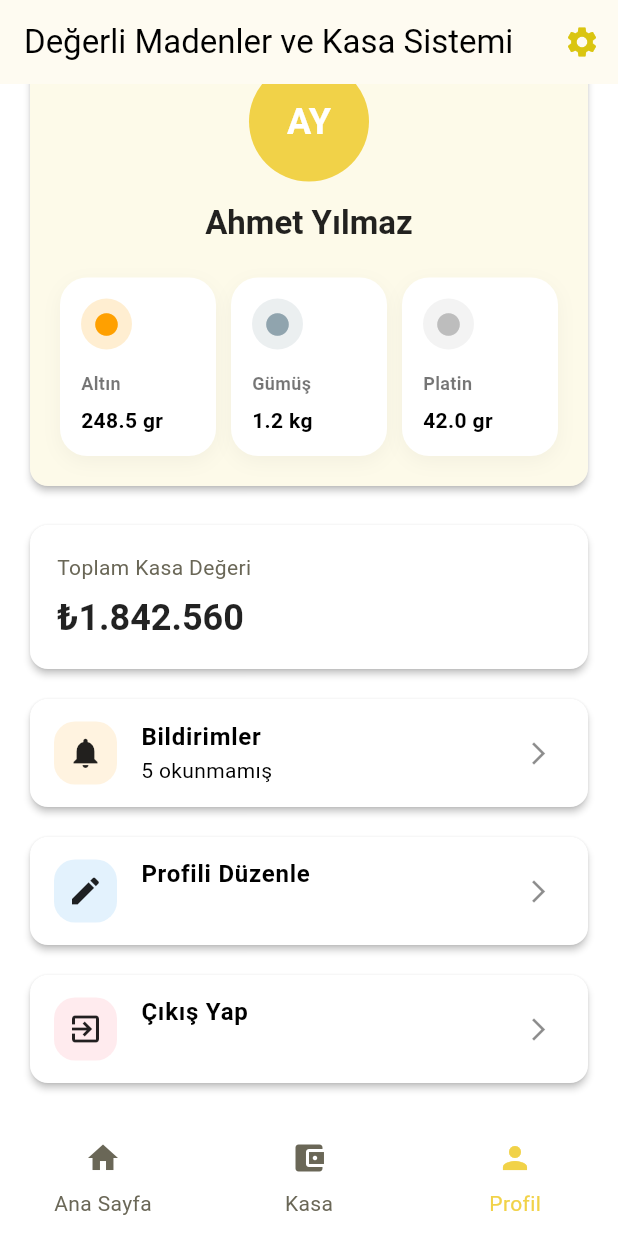
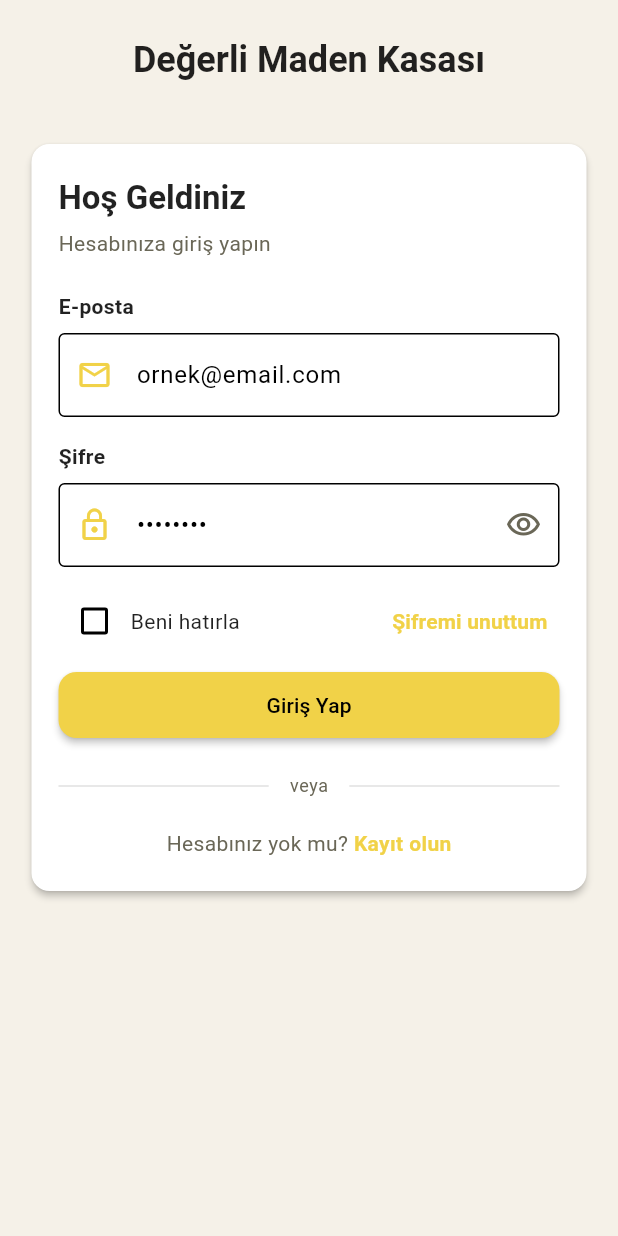
Before and after one commit to effsanur/madenler_kasa_sistemi, a Flutter app: the ProfilView screen opened by its route, scrolled down 63 dp, after a tap on "Çıkış Yap", on a phone screen of 412 x 824 dp. Run offline on Flutter 3.47's test engine with Material 3 defaults, Android fonts, the phone set to English and light mode, and no system bars; our stand-ins replace go_router.

Commit message:
Giriş ve Kayıt sayfaları oluşturuldu

```diff
--- a/lib/app/router.dart
+++ b/lib/app/router.dart
@@ -2,7 +2,9 @@ import 'package:flutter/material.dart';
 import 'package:go_router/go_router.dart';
 import 'package:madenler_kasa_sistemi/views/app_view.dart';
 import 'package:madenler_kasa_sistemi/views/anasayfa_view/anasayfa_view.dart';
+import 'package:madenler_kasa_sistemi/views/giris_view/giris_view.dart';
 import 'package:madenler_kasa_sistemi/views/kasa_view/kasa_view.dart';
+import 'package:madenler_kasa_sistemi/views/kayit_view/kayit_view.dart';
 import 'package:madenler_kasa_sistemi/views/profil_view/profil_view.dart';
 
 final _routerKey = GlobalKey<NavigatorState>();
@@ -13,12 +15,22 @@ class AppRoute {
   static const String anasayfa = '/';
   static const String kasa = '/kasa';
   static const String profil = '/profil';
+  static const String giris = '/giris';
+  static const String kayit = '/kayit';
 }
 
 final GoRouter router = GoRouter(
   navigatorKey: _routerKey,
   initialLocation: AppRoute.anasayfa,
   routes: [
+    GoRoute(
+      path: AppRoute.giris,
+      builder: (context, state) => const GirisView(),
+    ),
+    GoRoute(
+      path: AppRoute.kayit,
+      builder: (context, state) => const KayitView(),
+    ),
     StatefulShellRoute.indexedStack(
       builder: (context, state, navigationShell) =>
           AppView(navigationShell: navigationShell),
--- /dev/null
+++ b/lib/views/giris_view/giris_view.dart
@@ -0,0 +1,293 @@
+import 'package:flutter/material.dart';
+import 'package:go_router/go_router.dart';
+import 'package:madenler_kasa_sistemi/app/router.dart';
+
+class GirisView extends StatefulWidget {
+  const GirisView({super.key});
+
+  @override
+  State<GirisView> createState() => _GirisViewState();
+}
+
+class _GirisViewState extends State<GirisView> {
+  static const Color _beigeBackground = Color(0xFFF5F1E8);
+
+  final _formKey = GlobalKey<FormState>();
+  final _emailController = TextEditingController();
+  final _passwordController = TextEditingController();
+  bool _obscurePassword = true;
+  bool _rememberMe = false;
+
+  @override
+  void dispose() {
+    _emailController.dispose();
+    _passwordController.dispose();
+    super.dispose();
+  }
+
+  InputDecoration _fieldDecoration({
+    String? hintText,
+    Widget? suffixIcon,
+  }) {
+    return InputDecoration(
+      hintText: hintText,
+      border: const OutlineInputBorder(),
+      prefixIconConstraints: const BoxConstraints(minWidth: 48),
+      suffixIcon: suffixIcon,
+      suffixIconConstraints: const BoxConstraints(minHeight: 48),
+    );
+  }
+
+  @override
+  Widget build(BuildContext context) {
+    final theme = Theme.of(context);
+    final primary = theme.colorScheme.primary;
+    final tertiary = theme.colorScheme.tertiary;
+    final labelStyle = theme.textTheme.bodyMedium?.copyWith(
+      fontWeight: FontWeight.w600,
+      color: Colors.black87,
+    );
+
+    return Scaffold(
+      backgroundColor: _beigeBackground,
+      body: SafeArea(
+        child: SingleChildScrollView(
+          padding: const EdgeInsets.symmetric(horizontal: 17, vertical: 16),
+          child: Form(
+            key: _formKey,
+            child: Column(
+              crossAxisAlignment: CrossAxisAlignment.stretch,
+              children: [
+                const SizedBox(height: 8),
+                Text(
+                  'Değerli Maden Kasası',
+                  textAlign: TextAlign.center,
+                  style: theme.textTheme.headlineSmall?.copyWith(
+                    fontWeight: FontWeight.bold,
+                    color: Colors.black87,
+                  ),
+                ),
+                const SizedBox(height: 8),
+                const SizedBox(height: 28),
+                Card(
+                  elevation: 2,
+                  color: Colors.white,
+                  shape: RoundedRectangleBorder(
+                    borderRadius: BorderRadius.circular(12),
+                  ),
+                  child: Padding(
+                    padding: const EdgeInsets.fromLTRB(18, 22, 18, 20),
+                    child: Column(
+                      crossAxisAlignment: CrossAxisAlignment.stretch,
+                      children: [
+                        Text(
+                          'Hoş Geldiniz',
+                          style: theme.textTheme.titleLarge?.copyWith(
+                            fontWeight: FontWeight.bold,
+                            color: Colors.black87,
+                          ),
+                        ),
+                        const SizedBox(height: 6),
+                        Text(
+                          'Hesabınıza giriş yapın',
+                          style: theme.textTheme.bodyMedium?.copyWith(
+                            color: tertiary,
+                          ),
+                        ),
+                        const SizedBox(height: 22),
+                        Text('E-posta', style: labelStyle),
+                        const SizedBox(height: 8),
+                        TextFormField(
+                          controller: _emailController,
+                          keyboardType: TextInputType.emailAddress,
+                          textInputAction: TextInputAction.next,
+                          decoration: _fieldDecoration(
+                            hintText: 'ornek@email.com',
+                          ).copyWith(
+                            prefixIcon: Icon(
+                              Icons.mail_outline,
+                              color: primary,
+                            ),
+                          ),
+                          validator: (value) {
+                            final v = value?.trim() ?? '';
+                            if (v.isEmpty) {
+                              return 'E-posta girin.';
+                            }
+                            if (!v.contains('@')) {
+                              return 'Geçerli bir e-posta girin.';
+                            }
+                            return null;
+                          },
+                        ),
+                        const SizedBox(height: 16),
+                        Text('Şifre', style: labelStyle),
+                        const SizedBox(height: 8),
+                        TextFormField(
+                          controller: _passwordController,
+                          obscureText: _obscurePassword,
+                          textInputAction: TextInputAction.done,
+                          decoration: _fieldDecoration(
+                            hintText: '••••••••',
+                          ).copyWith(
+                            prefixIcon: Icon(
+                              Icons.lock_outline,
+                              color: primary,
+                            ),
+                            suffixIcon: IconButton(
+                              onPressed: () {
+                                setState(() {
+                                  _obscurePassword = !_obscurePassword;
+                                });
+                              },
+                              icon: Icon(
+                                _obscurePassword
+                                    ? Icons.visibility_outlined
+                                    : Icons.visibility_off_outlined,
+                                color: tertiary,
+                              ),
+                            ),
+                          ),
+                          validator: (value) {
+                            if ((value ?? '').isEmpty) {
+                              return 'Şifre girin.';
+                            }
+                            return null;
+                          },
+                        ),
+                        const SizedBox(height: 12),
+                        Row(
+                          children: [
+                            SizedBox(
+                              height: 48,
+                              child: Checkbox(
+                                value: _rememberMe,
+                                onChanged: (v) {
+                                  setState(() {
+                                    _rememberMe = v ?? false;
+                                  });
+                                },
+                              ),
+                            ),
+                            Expanded(
+                              child: GestureDetector(
+                                onTap: () {
+                                  setState(() {
+                                    _rememberMe = !_rememberMe;
+                                  });
+                                },
+                                child: Text(
+                                  'Beni hatırla',
+                                  style: theme.textTheme.bodyMedium?.copyWith(
+                                    color: Colors.black87,
+                                  ),
+                                ),
+                              ),
+                            ),
+                            TextButton(
+                              onPressed: () {},
+                              style: TextButton.styleFrom(
+                                padding: const EdgeInsets.symmetric(
+                                  horizontal: 8,
+                                ),
+                              ),
+                              child: Text(
+                                'Şifremi unuttum',
+                                style: TextStyle(
+                                  color: primary,
+                                  fontWeight: FontWeight.w600,
+                                ),
+                              ),
+                            ),
+                          ],
+                        ),
+                        const SizedBox(height: 8),
+                        ElevatedButton(
+                          onPressed: () {
+                            if (_formKey.currentState?.validate() ?? false) {
+                              context.go(AppRoute.anasayfa);
+                            }
+                          },
+                          style: ElevatedButton.styleFrom(
+                            backgroundColor: primary,
+                            foregroundColor: Colors.black,
+                            minimumSize: const Size.fromHeight(44),
+                            elevation: 2,
+                            shape: RoundedRectangleBorder(
+                              borderRadius: BorderRadius.circular(12),
+                            ),
+                          ),
+                          child: const Text('Giriş Yap'),
+                        ),
+                        const SizedBox(height: 22),
+                        Row(
+                          children: [
+                            Expanded(
+                              child: Divider(
+                                height: 1,
+                                color: Colors.black.withValues(alpha: 0.12),
+                              ),
+                            ),
+                            Padding(
+                              padding: const EdgeInsets.symmetric(
+                                horizontal: 14,
+                              ),
+                              child: Text(
+                                'veya',
+                                style: theme.textTheme.bodySmall?.copyWith(
+                                  color: tertiary,
+                                ),
+                              ),
+                            ),
+                            Expanded(
+                              child: Divider(
+                                height: 1,
+                                color: Colors.black.withValues(alpha: 0.12),
+                              ),
+                            ),
+                          ],
+                        ),
+                        const SizedBox(height: 18),
+                        Center(
+                          child: Wrap(
+                            alignment: WrapAlignment.center,
+                            crossAxisAlignment: WrapCrossAlignment.center,
+                            spacing: 0,
+                            children: [
+                              Text(
+                                'Hesabınız yok mu? ',
+                                style: theme.textTheme.bodyMedium?.copyWith(
+                                  color: tertiary,
+                                ),
+                              ),
+                              InkWell(
+                                onTap: () => context.push(AppRoute.kayit),
+                                borderRadius: BorderRadius.circular(4),
+                                child: Padding(
+                                  padding: const EdgeInsets.symmetric(
+                                    vertical: 2,
+                                  ),
+                                  child: Text(
+                                    'Kayıt olun',
+                                    style: TextStyle(
+                                      color: primary,
+                                      fontWeight: FontWeight.bold,
+                                    ),
+                                  ),
+                                ),
+                              ),
+                            ],
+                          ),
+                        ),
+                      ],
+                    ),
+                  ),
+                ),
+              ],
+            ),
+          ),
+        ),
+      ),
+    );
+  }
+}
--- a/lib/views/profil_view/profil_view.dart
+++ b/lib/views/profil_view/profil_view.dart
@@ -1,4 +1,6 @@
 import 'package:flutter/material.dart';
+import 'package:go_router/go_router.dart';
+import 'package:madenler_kasa_sistemi/app/router.dart';
 
 class ProfilView extends StatelessWidget {
   const ProfilView({super.key});
@@ -122,6 +124,7 @@ class ProfilView extends StatelessWidget {
 
             const SizedBox(height: 12),
             _profileMenuItem(
+              context,
               icon: Icons.notifications,
               title: 'Bildirimler',
               subtitle: '5 okunmamış',
@@ -129,6 +132,7 @@ class ProfilView extends StatelessWidget {
             ),
             const SizedBox(height: 12),
             _profileMenuItem(
+              context,
               icon: Icons.edit,
               title: 'Profili Düzenle',
               subtitle: '',
@@ -136,10 +140,12 @@ class ProfilView extends StatelessWidget {
             ),
             const SizedBox(height: 12),
             _profileMenuItem(
+              context,
               icon: Icons.exit_to_app,
               title: 'Çıkış Yap',
               subtitle: '',
               accentColor: Colors.red.shade50,
+              onTap: () => context.go(AppRoute.giris),
             ),
           ],
         ),
@@ -198,11 +204,13 @@ class ProfilView extends StatelessWidget {
     );
   }
 
-  Widget _profileMenuItem({
+  Widget _profileMenuItem(
+    BuildContext context, {
     required IconData icon,
     required String title,
     required String subtitle,
     required Color accentColor,
+    VoidCallback? onTap,
   }) {
     return Card(
       elevation: 2,
@@ -224,7 +232,7 @@ class ProfilView extends StatelessWidget {
           size: 18,
           color: Colors.black45,
         ),
-        onTap: () {},
+        onTap: onTap ?? () {},
       ),
     );
   }
```
Also changed, not shown: lib/views/kayit_view/kayit_view.dart (added, +323 -0 lines).
